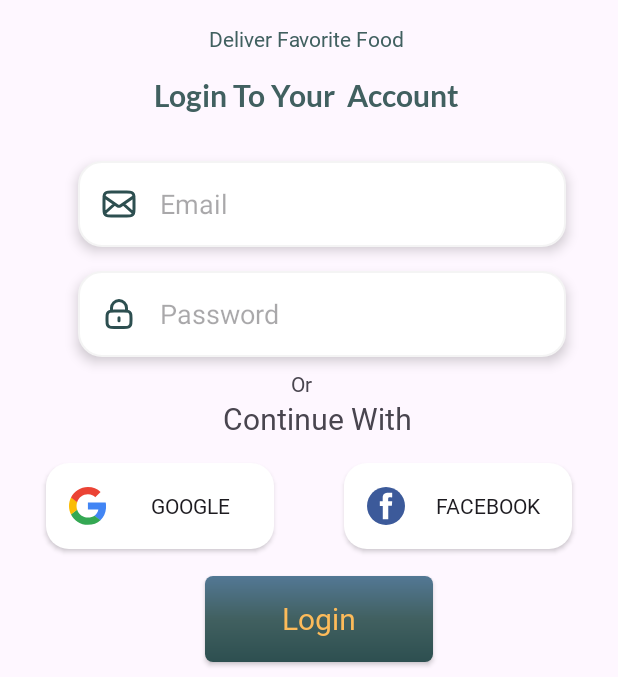
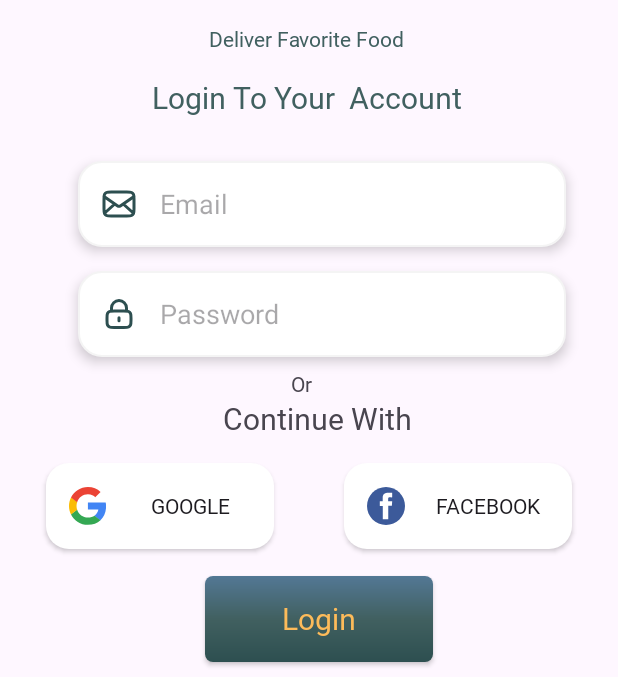
Before and after one commit to vy34/WaveOfFood, an Android app: the screen it shows after launch (LoginActivity), on a phone screen of 412 x 824 dp, the part 279-956 px from its top. Run offline under Robolectric (Android 15) with nearby library versions, the phone set to English and light mode, and no system bars; our stand-ins replace Firebase (no records; nobody signed in at launch, a user with empty details on screens opened directly); 2 statements that could not run were skipped.

Commit message:
Sửa giao diện

```diff
--- a/app/src/main/res/layout/activity_login.xml
+++ b/app/src/main/res/layout/activity_login.xml
@@ -34,7 +34,7 @@
         android:layout_width="wrap_content"
         android:layout_height="wrap_content"
         android:layout_marginTop="16dp"
-        android:fontFamily="@font/lato_regular"
+        android:fontFamily="@font/yeonsung_regular"
         android:text="Deliver Favorite Food"
         android:textColor="@color/textColor"
         app:layout_constraintEnd_toEndOf="@+id/textView4"
@@ -47,7 +47,7 @@
         android:layout_width="wrap_content"
         android:layout_height="wrap_content"
         android:layout_marginTop="16dp"
-        android:fontFamily="@font/lato_bold"
+        android:fontFamily="@font/yeonsung_regular"
         android:text="Login To Your  Account"
         android:textColor="@color/textColor"
         android:textSize="20sp"
```
